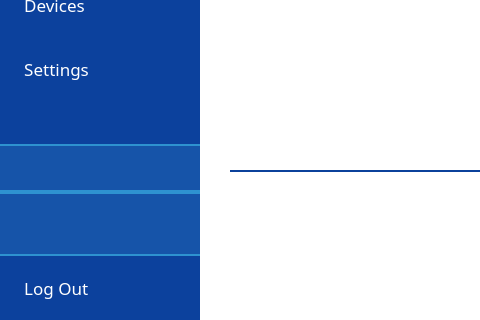
The window that parsec/core/gui/forms/main_window.ui (Scille/parsec-cloud) describes before a commit, drawn with Qt 5; both pictures show x 0 to 480 and y 192 to 512 of the 821 by 512 pixel window.
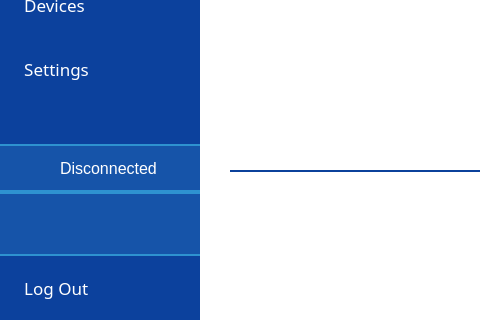
The same window after the commit. Icons and pictures are not drawn.

Commit message: [GUI] Fixed starting up when backend is offline

The edit to the form file:
```diff
--- a/parsec/core/gui/forms/main_window.ui
+++ b/parsec/core/gui/forms/main_window.ui
@@ -498,7 +498,7 @@
                 <string notr="true">color: rgb(255, 255, 255);</string>
                </property>
                <property name="text">
-                <string/>
+                <string>Disconnected</string>
                </property>
               </widget>
              </item>
```
Left out of the diff: 3 changed lines with no effect on the pictures. The commit also changes 2 other files.
